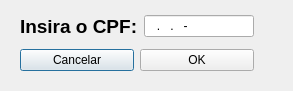
Before: the Qt Designer form SistemaDeMatriculas-V0/cpf.ui in leonardopereira10/UEG, drawn with Qt 5.
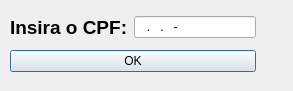
After: the same form once the commit is applied. Icons and pictures are not drawn.

```diff
--- a/SistemaDeMatriculas-V0/cpf.ui
+++ b/SistemaDeMatriculas-V0/cpf.ui
@@ -32,17 +32,17 @@
     <bool>true</bool>
    </property>
   </widget>
-  <widget class="QWidget" name="layoutWidget">
+  <widget class="QWidget" name="">
    <property name="geometry">
     <rect>
-     <x>20</x>
-     <y>10</y>
-     <width>234</width>
+     <x>10</x>
+     <y>11</y>
+     <width>246</width>
      <height>68</height>
     </rect>
    </property>
-   <layout class="QGridLayout" name="gridLayout">
-    <item row="0" column="0" colspan="2">
+   <layout class="QVBoxLayout" name="verticalLayout">
+    <item>
      <layout class="QHBoxLayout" name="horizontalLayout">
       <item>
        <widget class="QLabel" name="cpf">
@@ -68,17 +68,7 @@
       </item>
      </layout>
     </item>
-    <item row="1" column="0">
-     <widget class="QPushButton" name="btn_cancelar">
-      <property name="layoutDirection">
-       <enum>Qt::LeftToRight</enum>
-      </property>
-      <property name="text">
-       <string>Cancelar</string>
-      </property>
-     </widget>
-    </item>
-    <item row="1" column="1">
+    <item>
      <widget class="QPushButton" name="btn_ok">
       <property name="text">
        <string>OK</string>
```
Left out of the diff: 28 changed lines with no effect on the pictures.
